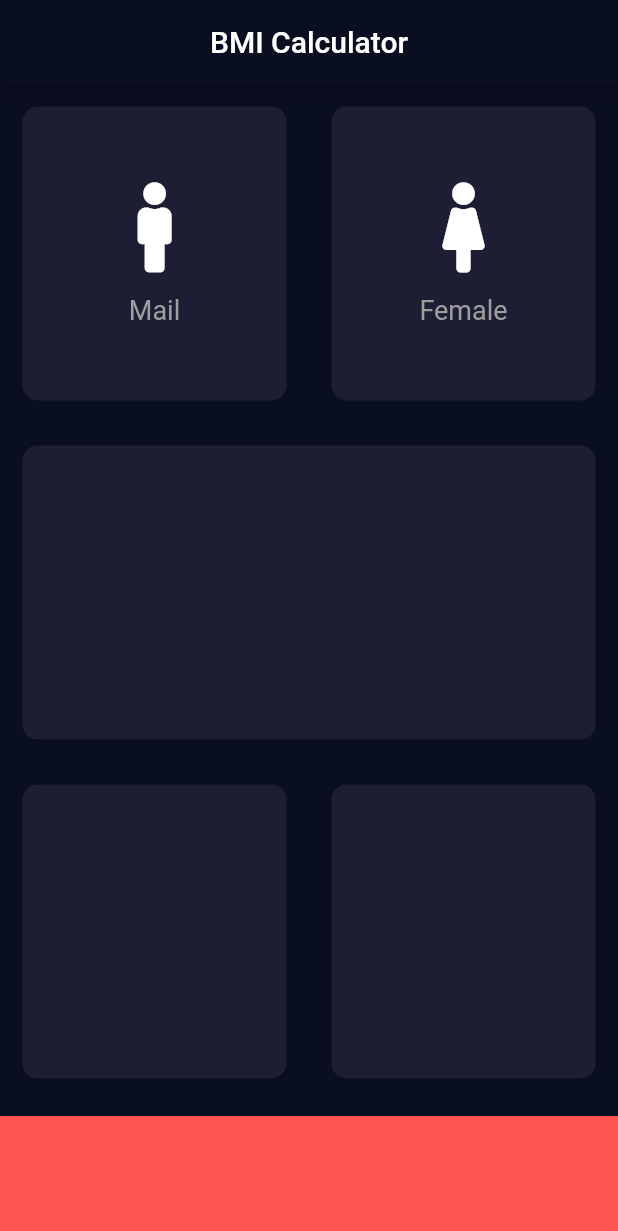
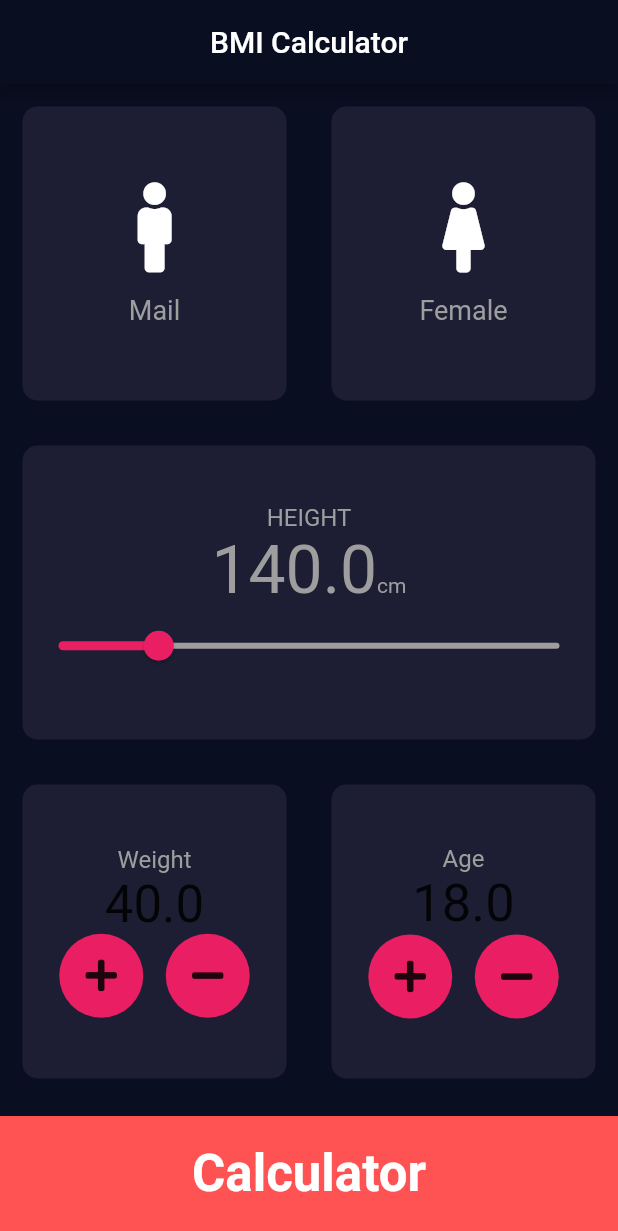
Before and after one commit to islamrumon/flutterProjects, a Flutter app: the screen it shows after launch, on a phone screen of 412 x 824 dp. Shown: the top 1231 px of the screen. Run offline on Flutter 3.47's test engine with Material 2 defaults, Android fonts, the phone set to English and light mode, and no system bars; our stand-ins replace audioplayers, font_awesome_flutter, rflutter_alert.

Commit message:
video
this Class is vary importent ,

```diff
--- a/class12_bmi_calculator/lib/FirstScreen.dart
+++ b/class12_bmi_calculator/lib/FirstScreen.dart
@@ -2,13 +2,20 @@ import 'package:flutter/material.dart';
 import 'package:font_awesome_flutter/font_awesome_flutter.dart';
 import 'ReusableCard.dart';
 import 'IconContant.dart';
+import 'Result.dart';
+import 'MyButtomWidget.dart';
+import 'calculaet.dart';
 
 const buttomHight = 80.0;
 const activeCardColor = Color(0xFF1D1E33);
-const inactiveCardColor = Colors.blueGrey;
+const inactiveCardColor = Colors.pink;
+const kHight = TextStyle(
+  color: Colors.grey,
+  fontSize: 16.0,
+);
 
 //TODO:this is enum exampal
-enum Gender{
+enum Gender {
   male,
   female,
 }
@@ -20,7 +27,9 @@ class FirstScreen extends StatefulWidget {
 
 class _FirstScreenState extends State<FirstScreen> {
   Gender selectGender;
-
+  double height = 140;
+  double wight = 40;
+  double age = 18;
 //  Color maleCardColor = activeCardColor;
 //  Color femaleCardColor = activeCardColor;
 
@@ -54,61 +63,190 @@ class _FirstScreenState extends State<FirstScreen> {
             children: <Widget>[
               Expanded(
                 child: ReusableCard(
-                    myOnPress: (){
+                  myOnPress: () {
                     setState(() {
                       selectGender = Gender.male;
                     });
                   },
-                    color_: selectGender == Gender.male ? inactiveCardColor:activeCardColor,
-                    childCard: IconContant(
-                      FontAwesomeIcons.male,
-                      "Mail"
+                  color_: selectGender == Gender.male
+                      ? inactiveCardColor
+                      : activeCardColor,
+                  childCard: IconContant(FontAwesomeIcons.male, "Mail"),
                 ),
-                  ),
-
               ),
               Expanded(
                 child: ReusableCard(
-                    myOnPress: (){
+                  myOnPress: () {
                     setState(() {
                       selectGender = Gender.female;
                     });
                   },
                   //TODO:Using ternery Operator exampal is cool
-                      color_: selectGender == Gender.female ?inactiveCardColor:activeCardColor,
-                  childCard: IconContant(
-                    FontAwesomeIcons.female,
-                    "Female"
+                  color_: selectGender == Gender.female
+                      ? inactiveCardColor
+                      : activeCardColor,
+                  childCard: IconContant(FontAwesomeIcons.female, "Female"),
                 ),
-                  ),
-
-
               ),
             ],
           ),
         ),
         Expanded(
-          child: ReusableCard( color_: activeCardColor)
+            child: ReusableCard(
+          color_: activeCardColor,
+          childCard: Column(
+            mainAxisAlignment: MainAxisAlignment.center,
+            children: <Widget>[
+              Text(
+                "HEIGHT",
+                style: kHight,
               ),
+              Row(
+                mainAxisAlignment: MainAxisAlignment.center,
+                crossAxisAlignment: CrossAxisAlignment.baseline,
+                textBaseline: TextBaseline.ideographic,
+                children: <Widget>[
+                  Text(
+                    "$height",
+                    style: TextStyle(color: Colors.grey, fontSize: 44),
+                  ),
+                  Text("cm",
+                      style: TextStyle(color: Colors.grey, fontSize: 14)),
+                ],
+              ),
+              Slider(
+                  value: height.toDouble(),
+                  min: 120,
+                  max: 220,
+                  activeColor: Colors.pink,
+                  inactiveColor: Colors.grey,
+                  onChanged: (double values) {
+                    setState(() {
+                      height = values.roundToDouble();
+                    });
+                  }),
+            ],
+          ),
+        )),
         Expanded(
           child: Row(
             children: <Widget>[
               Expanded(
-                child: ReusableCard( color_: activeCardColor)
+                  child: ReusableCard(
+                      color_: activeCardColor,
+                      childCard: Column(
+                        mainAxisAlignment: MainAxisAlignment.center,
+                        children: <Widget>[
+                          Text(
+                            "Weight",
+                            style: kHight,
                           ),
+                          Text(
+                            wight.toString(),
+                            style: TextStyle(fontSize: 34),
+                          ),
+                          Row(
+                            mainAxisAlignment: MainAxisAlignment.center,
+                            children: <Widget>[
+                              RoundiconButton(
+                                icon: FontAwesomeIcons.plus,
+                                myOnPress: () {
+                                  setState(() {
+                                    wight++;
+                                  });
+                                },
+                              ),
+                              SizedBox(
+                                width: 15.0,
+                              ),
+                              RoundiconButton(
+                                icon: FontAwesomeIcons.minus,
+                                myOnPress: () {
+                                  setState(() {
+                                    wight--;
+                                  });
+                                },
+                              ),
+                            ],
+                          ),
+                        ],
+                      ))),
               Expanded(
-                child: ReusableCard( color_: activeCardColor)
-              )
+                child: ReusableCard(
+                  color_: activeCardColor,
+                  childCard: Column(
+                    mainAxisAlignment: MainAxisAlignment.center,
+                    children: <Widget>[
+                      Text(
+                        "Age",
+                        style: kHight,
+                      ),
+                      Text(
+                        age.toString(),
+                        style: TextStyle(fontSize: 35.0),
+                      ),
+                      Row(
+                        mainAxisAlignment: MainAxisAlignment.center,
+                        children: <Widget>[
+                          RoundiconButton(
+                            icon: FontAwesomeIcons.plus,
+                            myOnPress: () {
+                              setState(() {
+                                age++;
+                              });
+                            },
+                          ),
+                          SizedBox(
+                            width: 15.0,
+                          ),
+                          RoundiconButton(
+                            icon: FontAwesomeIcons.minus,
+                            myOnPress: () {
+                              setState(() {
+                                age--;
+                              });
+                            },
+                          ),
+                        ],
+                      ),
                     ],
                   ),
                 ),
-        Container(
-          margin: EdgeInsets.only(top:10.0),
-          color: Colors.redAccent,
-          width: double.infinity,
-          height: buttomHight,
-        )
+              ),
+            ],
+          ),
+        ),
+        new MyButtomWidget(
+          myOnTab: (){
+            //pass the data in class
+            calculat ca=new calculat(this.wight,this.height);
+            Navigator.push(context, MaterialPageRoute(builder: (context)=>ResultPage(
+              bmiResult: ca.calculatBMI(),
+              getAdvice: ca.getAdvice(),
+              getResult: ca.getResult(),
+            ),));
+          },
+          text: "Calculator",
+        ),
       ],
     );
   }
 }
+
+
+class RoundiconButton extends StatelessWidget {
+  RoundiconButton({@required this.icon, this.myOnPress});
+  final IconData icon;
+  final Function myOnPress;
+  @override
+  Widget build(BuildContext context) {
+    return RawMaterialButton(
+      child: Icon(icon),
+      elevation: 0.0,
+      onPressed: myOnPress,
+      constraints: BoxConstraints.tightFor(width: 56.0, height: 56.0),
+      shape: CircleBorder(),
+      fillColor: Colors.pink,
+    );
+  }
+}
--- /dev/null
+++ b/class12_bmi_calculator/lib/MyButtomWidget.dart
@@ -0,0 +1,26 @@
+import 'package:flutter/material.dart';
+const buttomHight = 80.0;
+class MyButtomWidget extends StatelessWidget {
+
+  MyButtomWidget({this.myOnTab,this.text});
+  final Function myOnTab;
+  final String text;
+  @override
+  Widget build(BuildContext context) {
+    return GestureDetector(
+      onTap: myOnTab,
+      child: Container(
+        padding: EdgeInsets.all(18.0),
+        child: Text(text,textAlign: TextAlign.center, style: TextStyle(
+          fontSize: 34,
+          color: Colors.white,
+          fontWeight: FontWeight.bold,
+        ),),
+        margin: EdgeInsets.only(top: 10.0),
+        color: Colors.redAccent,
+        width: double.infinity,
+        height: buttomHight,
+      ),
+    );
+  }
+}
--- /dev/null
+++ b/class12_bmi_calculator/lib/calculaet.dart
@@ -0,0 +1,34 @@
+import 'dart:math';
+
+class calculat {
+  calculat(this.wight, this.height);
+  double wight;
+  double height;
+
+  double _bmi;
+  double calculatBMI() {
+    _bmi = wight / pow(height / 100, 2);
+    return _bmi;
+  }
+
+  String getResult() {
+    if (_bmi >= 25) {
+      return "Overweight";
+    } else if (_bmi > 18.5) {
+      return "Normal";
+    } else {
+      return "Underweight";
+    }
+  }
+
+
+  String getAdvice() {
+    if (_bmi >= 25) {
+      return "Use this calculator to check your body mass index (BMI) and find out if you're a healthy weight. Or you can use it ";
+    } else if (_bmi > 18.5) {
+      return "Use this calculator to check your body mass index (BMI) and find out if you're a healthy weight. Or you can use it ";
+    } else {
+      return "Use this calculator to check your body mass index (BMI) and find out if you're a healthy weight. Or you can use it ";
+    }
+  }
+}
```
Also changed, not shown: class12_bmi_calculator/lib/Result.dart (added, +80 -0 lines). Lines whose indentation alone changed are shown as unchanged.
